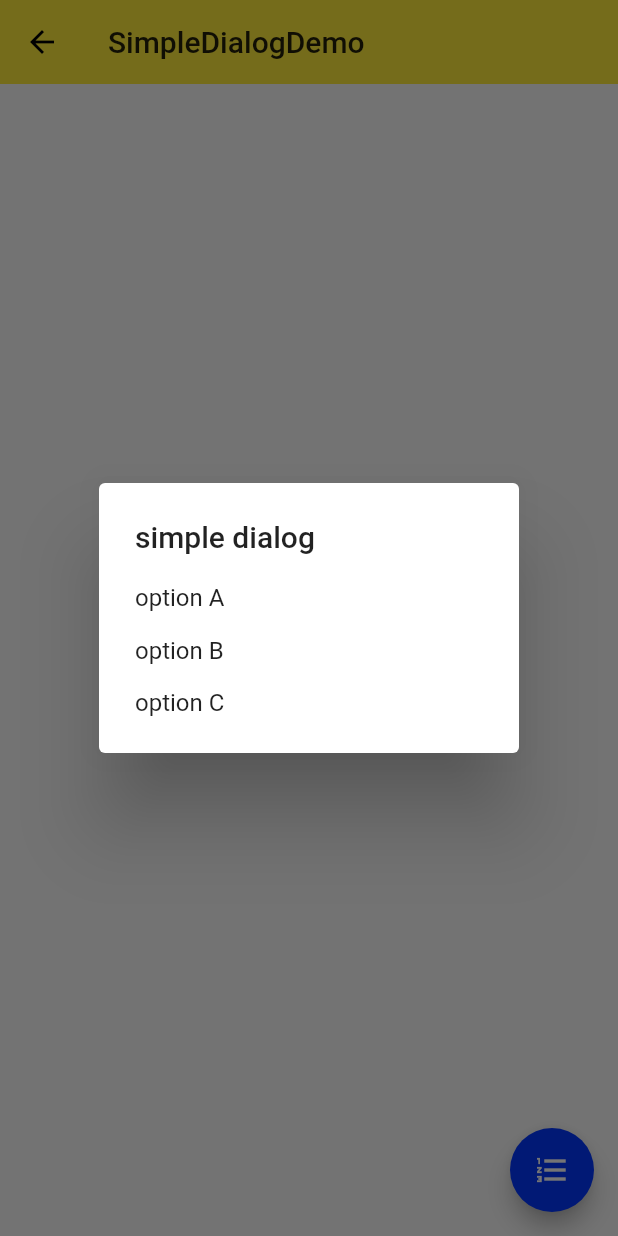
After one commit to TobiahShaw/flutter_hello, a Flutter app: the SimpleDialogDemo screen opened directly, after a tap on the "format list numbered" icon, on a phone screen of 412 x 824 dp. The commit adds this screen. Run offline on Flutter 3.47's test engine with Material 2 defaults, Android fonts, the phone set to English and light mode, and no system bars.

Commit message:
usage of simple dialog

```diff
--- a/lib/demo/material-components.dart
+++ b/lib/demo/material-components.dart
@@ -8,6 +8,7 @@ import 'radio_demo.dart';
 import 'switch_demo.dart';
 import 'slider_demo.dart';
 import 'datetime_demo.dart';
+import 'simple_dialog_demo.dart';
 
 class MaterialComponents extends StatelessWidget {
   @override
@@ -28,6 +29,7 @@ class MaterialComponents extends StatelessWidget {
           ListItem(title: 'SwitchDemo', page: SwitchDemo()),
           ListItem(title: 'SliderDemo', page: SliderDemo()),
           ListItem(title: 'DateTimeDemo', page: DateTimeDemo()),
+          ListItem(title: 'SimpleDialogDemo', page: SimpleDialogDemo()),
         ],
       ),
     );
--- /dev/null
+++ b/lib/demo/simple_dialog_demo.dart
@@ -0,0 +1,79 @@
+import 'package:flutter/material.dart';
+
+enum Option { A, B, C }
+
+class SimpleDialogDemo extends StatefulWidget {
+  @override
+  _SimpleDialogDemoState createState() => _SimpleDialogDemoState();
+}
+
+class _SimpleDialogDemoState extends State<SimpleDialogDemo> {
+  String _choose = 'Nothing';
+
+  _openSimpleDialog() async {
+    final option = await showDialog(
+        context: context,
+        builder: (context) {
+          return SimpleDialog(
+            title: Text('simple dialog'),
+            children: <Widget>[
+              SimpleDialogOption(
+                child: Text('option A'),
+                onPressed: () => Navigator.pop(context, Option.A),
+              ),
+              SimpleDialogOption(
+                child: Text('option B'),
+                onPressed: () => Navigator.pop(context, Option.B),
+              ),
+              SimpleDialogOption(
+                child: Text('option C'),
+                onPressed: () => Navigator.pop(context, Option.C),
+              ),
+            ],
+          );
+        });
+
+    setState(() {
+      switch (option) {
+        case Option.A:
+          _choose = 'A';
+          break;
+        case Option.B:
+          _choose = 'B';
+          break;
+        case Option.C:
+          _choose = 'C';
+          break;
+        default:
+          _choose = 'Nothing';
+          break;
+      }
+    });
+  }
+
+  @override
+  Widget build(BuildContext context) {
+    return Scaffold(
+      appBar: AppBar(
+        title: Text('SimpleDialogDemo'),
+        elevation: 0.0,
+      ),
+      body: Container(
+        padding: EdgeInsets.all(16.0),
+        child: Column(
+          mainAxisAlignment: MainAxisAlignment.center,
+          children: <Widget>[
+            Row(
+              mainAxisAlignment: MainAxisAlignment.center,
+              children: <Widget>[Text('Your choose is $_choose')],
+            )
+          ],
+        ),
+      ),
+      floatingActionButton: FloatingActionButton(
+        child: Icon(Icons.format_list_numbered),
+        onPressed: _openSimpleDialog,
+      ),
+    );
+  }
+}
```
